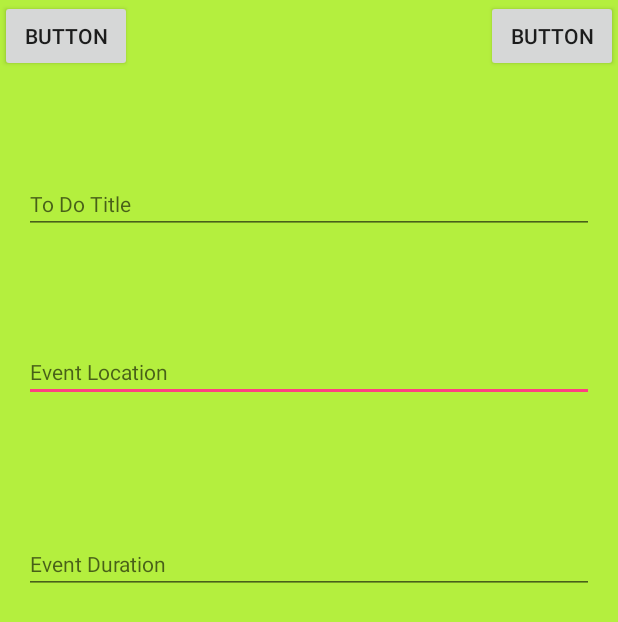
After one commit to shogunatealex/CalendarMapApp, an Android app: the layout addtodowindow.xml on its own in the app's theme, with its tools: preview values and no code run, on a phone screen of 412 x 824 dp. The commit adds this screen. Shown: the top 622 px of the screen. Run offline under Robolectric (Android 15) with nearby library versions, the phone set to English and light mode, and no system bars.

Commit message:
Added AddToDo Activity/Made Items added Dynamic
Learned how to send and recieve information from activites. Added the
AddToDoActivity that will control what todo Items are added to the list.
Also added a new click event for starting a result activity instead of
just a normal activity

```diff
--- a/app/src/main/AndroidManifest.xml
+++ b/app/src/main/AndroidManifest.xml
@@ -15,6 +15,9 @@
                 <category android:name="android.intent.category.LAUNCHER" />
             </intent-filter>
         </activity>
+
+        <activity android:name=".addToDoActivity" android:theme="@style/AppTheme.AddToDoPopUp">
+        </activity>
     </application>
 
 </manifest>
--- /dev/null
+++ b/app/src/main/res/layout/addtodowindow.xml
@@ -0,0 +1,74 @@
+<?xml version="1.0" encoding="utf-8"?>
+<RelativeLayout xmlns:android="http://schemas.android.com/apk/res/android"
+    android:layout_width="match_parent" android:layout_height="match_parent"
+    android:background="#DAE2">
+    <RelativeLayout  android:layout_width="match_parent" android:layout_height="100dp"
+        android:id="@+id/toDoListToolBar">
+
+
+        <Button
+            android:text="Button"
+            android:layout_width="wrap_content"
+            android:layout_height="wrap_content"
+            android:layout_alignParentTop="true"
+            android:layout_alignParentLeft="true"
+            android:layout_alignParentStart="true"
+            android:id="@+id/button" />
+
+        <Button
+            android:text="Button"
+            android:layout_width="wrap_content"
+            android:layout_height="wrap_content"
+            android:layout_alignParentTop="true"
+            android:layout_alignParentRight="true"
+            android:layout_alignParentEnd="true"
+            android:id="@+id/button2" />
+    </RelativeLayout>
+    <RelativeLayout android:layout_width="match_parent"
+        android:layout_height="400dp"
+        android:layout_below="@+id/toDoListToolBar">
+
+        <EditText
+            android:layout_width="match_parent"
+            android:layout_height="wrap_content"
+            android:inputType="textPostalAddress"
+            android:ems="10"
+            android:layout_marginTop="128dp"
+            android:id="@+id/eventLocation"
+            android:layout_marginLeft="16dp"
+            android:layout_marginRight="16dp"
+            android:hint="Event Location"
+            android:textSize="14sp"/>
+
+
+        <EditText
+            android:layout_width="match_parent"
+            android:layout_height="wrap_content"
+            android:inputType="time"
+            android:ems="10"
+            android:layout_marginTop="256dp"
+            android:id="@+id/eventDuration"
+            android:layout_marginLeft="16dp"
+            android:layout_marginRight="16dp"
+            android:hint="Event Duration"
+            android:textSize="14sp"/>
+
+        <EditText
+            android:layout_width="match_parent"
+            android:layout_height="wrap_content"
+            android:inputType="text"
+            android:ems="10"
+            android:id="@+id/toDoTitle"
+            android:textSize="14sp"
+
+            android:hint="To Do Title"
+            android:maxLines="1"
+            android:layout_marginTop="16dp"
+            android:layout_marginLeft="16dp"
+            android:layout_marginRight="16dp"/>
+
+    </RelativeLayout>
+
+
+
+</RelativeLayout>
--- a/app/src/main/res/values/styles.xml
+++ b/app/src/main/res/values/styles.xml
@@ -8,4 +8,9 @@
         <item name="colorAccent">@color/colorAccent</item>
     </style>
 
+    <style name="AppTheme.AddToDoPopUp">
+        <item name="android:windowIsTranslucent">true</item>
+        <item name="android:windowCloseOnTouchOutside">true</item>
+    </style>
+
 </resources>
```
Also changed, not shown: app/src/main/java/com/adventurousalex/calendargooglemapapiapp/FrontPage.java (+19 -3 lines), app/src/main/java/com/adventurousalex/calendargooglemapapiapp/addToDoActivity.java (added, +46 -0 lines), app/src/main/res/layout/activity_front_page.xml (+5 -4 lines).
